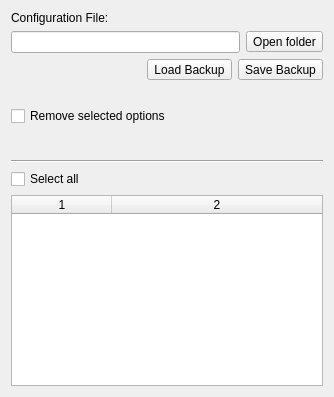
Before: the Qt Designer form ui/options_maintenance.ui in rpmzine/picard, drawn with Qt 5.
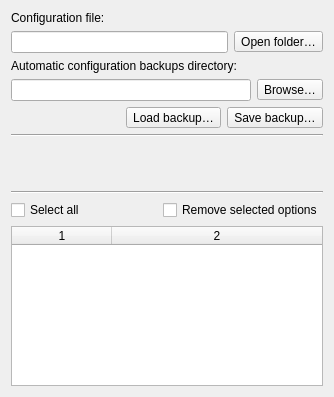
After: the same form once the commit is applied.

Patch:
```diff
--- a/ui/options_maintenance.ui
+++ b/ui/options_maintenance.ui
@@ -14,7 +14,7 @@
    <item>
     <widget class="QLabel" name="label">
      <property name="text">
-      <string>Configuration File:</string>
+      <string>Configuration file:</string>
      </property>
     </widget>
    </item>
@@ -32,8 +32,41 @@
      </item>
      <item>
       <widget class="QToolButton" name="open_folder_button">
+       <property name="sizePolicy">
+        <sizepolicy hsizetype="Minimum" vsizetype="Fixed">
+         <horstretch>0</horstretch>
+         <verstretch>0</verstretch>
+        </sizepolicy>
+       </property>
        <property name="text">
-        <string>Open folder</string>
+        <string>Open folder…</string>
+       </property>
+      </widget>
+     </item>
+    </layout>
+   </item>
+   <item>
+    <widget class="QLabel" name="label_2">
+     <property name="text">
+      <string>Automatic configuration backups directory:</string>
+     </property>
+    </widget>
+   </item>
+   <item>
+    <layout class="QHBoxLayout" name="horizontalLayout_6">
+     <item>
+      <widget class="QLineEdit" name="autobackup_dir"/>
+     </item>
+     <item>
+      <widget class="QToolButton" name="browse_autobackup_dir">
+       <property name="sizePolicy">
+        <sizepolicy hsizetype="Minimum" vsizetype="Fixed">
+         <horstretch>0</horstretch>
+         <verstretch>0</verstretch>
+        </sizepolicy>
+       </property>
+       <property name="text">
+        <string>Browse…</string>
        </property>
       </widget>
      </item>
@@ -59,20 +92,39 @@
      </item>
      <item>
       <widget class="QToolButton" name="load_backup_button">
+       <property name="sizePolicy">
+        <sizepolicy hsizetype="Minimum" vsizetype="Fixed">
+         <horstretch>0</horstretch>
+         <verstretch>0</verstretch>
+        </sizepolicy>
+       </property>
        <property name="text">
-        <string>Load Backup</string>
+        <string>Load backup…</string>
        </property>
       </widget>
      </item>
      <item>
       <widget class="QToolButton" name="save_backup_button">
+       <property name="sizePolicy">
+        <sizepolicy hsizetype="Minimum" vsizetype="Fixed">
+         <horstretch>0</horstretch>
+         <verstretch>0</verstretch>
+        </sizepolicy>
+       </property>
        <property name="text">
-        <string>Save Backup</string>
+        <string>Save backup…</string>
        </property>
       </widget>
      </item>
     </layout>
    </item>
+   <item>
+    <widget class="Line" name="line_2">
+     <property name="orientation">
+      <enum>Qt::Horizontal</enum>
+     </property>
+    </widget>
+   </item>
    <item>
     <widget class="QLabel" name="option_counts">
      <property name="sizePolicy">
@@ -86,13 +138,6 @@
      </property>
     </widget>
    </item>
-   <item>
-    <widget class="QCheckBox" name="enable_cleanup">
-     <property name="text">
-      <string>Remove selected options</string>
-     </property>
-    </widget>
-   </item>
    <item>
     <widget class="QLabel" name="description">
      <property name="text">
@@ -133,11 +178,38 @@
     </widget>
    </item>
    <item>
-    <widget class="QCheckBox" name="select_all">
-     <property name="text">
-      <string>Select all</string>
+    <layout class="QHBoxLayout" name="horizontalLayout_2">
+     <property name="topMargin">
+      <number>0</number>
      </property>
-    </widget>
+     <item>
+      <widget class="QCheckBox" name="select_all">
+       <property name="text">
+        <string>Select all</string>
+       </property>
+      </widget>
+     </item>
+     <item>
+      <spacer name="horizontalSpacer_2">
+       <property name="orientation">
+        <enum>Qt::Horizontal</enum>
+       </property>
+       <property name="sizeHint" stdset="0">
+        <size>
+         <width>40</width>
+         <height>20</height>
+        </size>
+       </property>
+      </spacer>
+     </item>
+     <item>
+      <widget class="QCheckBox" name="enable_cleanup">
+       <property name="text">
+        <string>Remove selected options</string>
+       </property>
+      </widget>
+     </item>
+    </layout>
    </item>
    <item>
     <widget class="QTableWidget" name="tableWidget">
```
Left out of the diff: 11 changed lines with no effect on the pictures.
